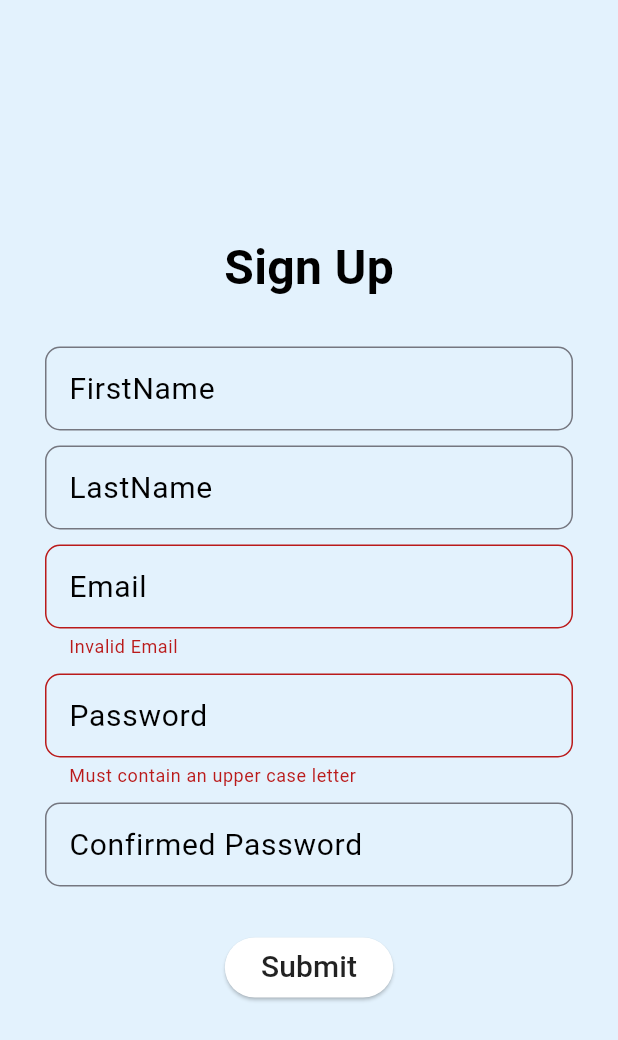
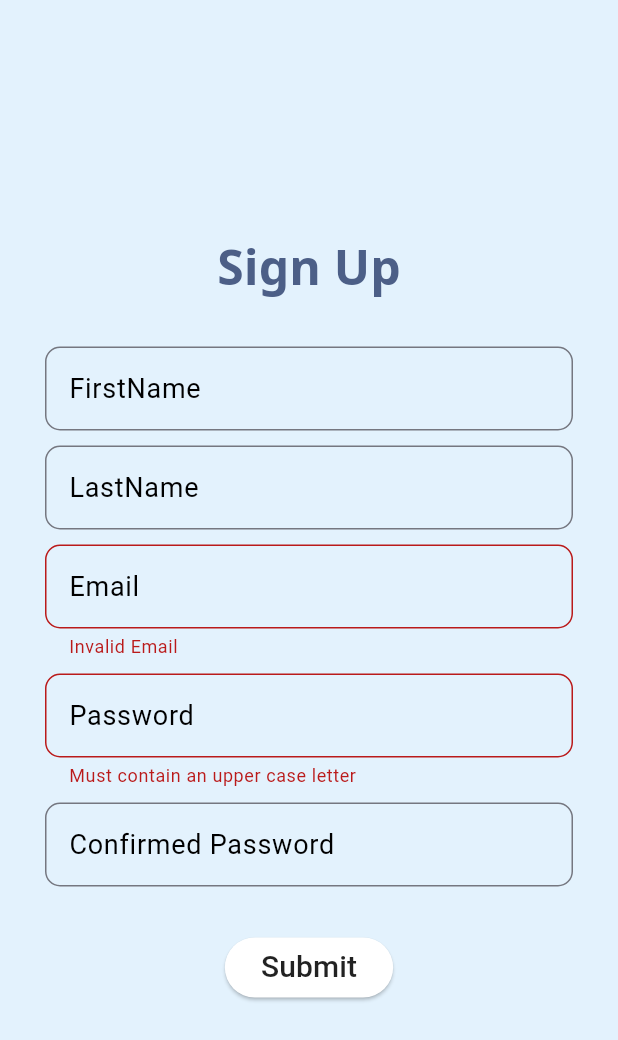
Before and after one commit to suanonokf/GATEKEEPER-MOBILE, a Flutter app: the SignUpWidget screen opened directly, after a tap on "Submit", on a phone screen of 412 x 824 dp. Shown: the top 1040 px of the screen. Run offline on Flutter 3.47's test engine with Material 3 defaults, Android fonts, the phone set to English and light mode, and no system bars; our stand-ins replace google_fonts, google_sign_in; Roboto replaces fonts that are missing (Arial).

```diff
--- a/lib/Service/AppTheme.dart
+++ b/lib/Service/AppTheme.dart
@@ -6,4 +6,10 @@ class AppTheme{
   Color getColor(){
     return color;
   }
+  Color getHeaderColor(){
+    return Color.fromRGBO(60, 79, 122, 0.9);
+  }
+  Color getIconColor(){
+    return Color.fromRGBO(60, 79, 122, 0.9);
+  }
 }
--- a/lib/Service/SignUpLogic.dart
+++ b/lib/Service/SignUpLogic.dart
@@ -7,23 +7,27 @@ class signUpLogic {
     String lastName;
     String email;
     String password;
+    String confirmedPassword;
 
-    signUpLogic(this.firstName,this.lastName,this.email,this.password);
+    signUpLogic(this.firstName,this.lastName,this.email,this.password,this.confirmedPassword);
 
     Future<String> submit() async{
       Map<String,String> payload={
-        "firstName": this.firstName,
-        "lastName": this.lastName,
+        "nom_complet": this.firstName+this.lastName,
         "email": this.email,
-        "password": this.password
+        "date_naissance": "01-04-2005",
+        "password": this.password,
+        "password_confirmation": this.confirmedPassword
+
       };
       try{
         final response = await http.post(
-          Uri.parse('https://your-backend-api.com/api/signup'),
+          Uri.parse('http://localhost:8080/users'),
           headers: {'Content-Type': 'application/json'},
           body: jsonEncode(payload),
         );
         if(response.statusCode==200 || response.statusCode==201){
+          print(response.statusCode);
           return "Submitted";
         }
         else{
--- a/lib/Sreen/SignUpFrame.dart
+++ b/lib/Sreen/SignUpFrame.dart
@@ -1,5 +1,6 @@
 import 'package:flutter/cupertino.dart';
 import 'package:flutter/material.dart';
+import 'package:google_fonts/google_fonts.dart';
 import 'package:namer_app/Service/AppTheme.dart';
 import 'package:namer_app/Service/SignUpLogic.dart';
 import 'package:provider/provider.dart';
@@ -59,7 +60,7 @@ class SignUpForm extends StatelessWidget{
         key: formKey,
           child: Column(
             children: [
-              Text("Sign Up",style: TextStyle(color: Colors.black, fontFamily: "Arial",fontSize: 32,fontWeight: FontWeight.bold),),
+              Text("Sign Up",style: GoogleFonts.notoSans(textStyle: TextStyle(color: AppTheme().getHeaderColor(), fontSize: 32,fontWeight: FontWeight.bold),)),
               SizedBox(height: 30,),
               TextFormField(
                 controller: fNameTextController,
@@ -70,7 +71,7 @@ class SignUpForm extends StatelessWidget{
                   return null;
                 },
                 decoration: InputDecoration(
-                    label: Text("FirstName",style: TextStyle(color: Colors.black,fontSize: 20),),
+                    label: Text("FirstName",style: TextStyle(color: Colors.black,fontSize: 18),),
                     fillColor: Colors.black,
                     border: OutlineInputBorder(
                       borderRadius: BorderRadius.circular(10),
@@ -88,7 +89,7 @@ class SignUpForm extends StatelessWidget{
                   return null;
                 },
                 decoration: InputDecoration(
-                    label: Text("LastName",style: TextStyle(color: Colors.black,fontSize: 20),),
+                    label: Text("LastName",style: TextStyle(color: Colors.black,fontSize: 18),),
                     fillColor: Colors.black,
                     border: OutlineInputBorder(
                       borderRadius: BorderRadius.circular(10),
@@ -106,7 +107,7 @@ class SignUpForm extends StatelessWidget{
                   return null;
                 },
                 decoration: InputDecoration(
-                    label: Text("Email",style: TextStyle(color: Colors.black,fontSize: 20),),
+                    label: Text("Email",style: TextStyle(color: Colors.black,fontSize: 18),),
                     fillColor: Colors.black,
                     border: OutlineInputBorder(
                       borderRadius: BorderRadius.circular(10),
@@ -134,7 +135,7 @@ class SignUpForm extends StatelessWidget{
                   return null;
                 },
                 decoration: InputDecoration(
-                    label: Text("Password",style: TextStyle(color: Colors.black,fontSize: 20),),
+                    label: Text("Password",style: TextStyle(color: Colors.black,fontSize: 18),),
                     fillColor: Colors.black,
                     border: OutlineInputBorder(
                       borderRadius: BorderRadius.circular(10),
@@ -155,7 +156,7 @@ class SignUpForm extends StatelessWidget{
                   return null;
                 },
                 decoration: InputDecoration(
-                    label: Text("Confirmed Password",style: TextStyle(color: Colors.black,fontSize: 20),),
+                    label: Text("Confirmed Password",style: TextStyle(color: Colors.black,fontSize: 18),),
                     fillColor: Colors.black,
                     border: OutlineInputBorder(
                       borderRadius: BorderRadius.circular(10),
@@ -165,15 +166,18 @@ class SignUpForm extends StatelessWidget{
               ),
               SizedBox(height: 30,),
               ElevatedButton(
-                  onPressed: (){
+                  onPressed: () async {
                     if(formKey.currentState!.validate()){
-                      ScaffoldMessenger.of(context).showSnackBar(SnackBar(content: Text("Valid !")));
                       var fName = fNameTextController.text.trim();
                       var lName = lNameTextController.text.trim();
                       var email = textController.text.trim();
                       var password = passwordTextController.text.trim();
-                      signUpLogic signUp = signUpLogic(fName,lName,email,password);
-                      signUp.submit();
+                      var confirmedPassword = confirmedPasswordTextController.text.trim();
+                      signUpLogic signUp = signUpLogic(fName,lName,email,password,confirmedPassword);
+                      String valid = await signUp.submit();
+                      if(valid=="Submitted"){
+                        ScaffoldMessenger.of(context).showSnackBar(SnackBar(content: Text("Valid !")));
+                      }
                     }
                   },
                   child: Text("Submit",style:TextStyle(color: Colors.black87,fontSize: 20)),
```
Also changed, not shown: lib/Sreen/Home.dart (+27 -36 lines), lib/Sreen/LogIn.dart (+10 -7 lines).
